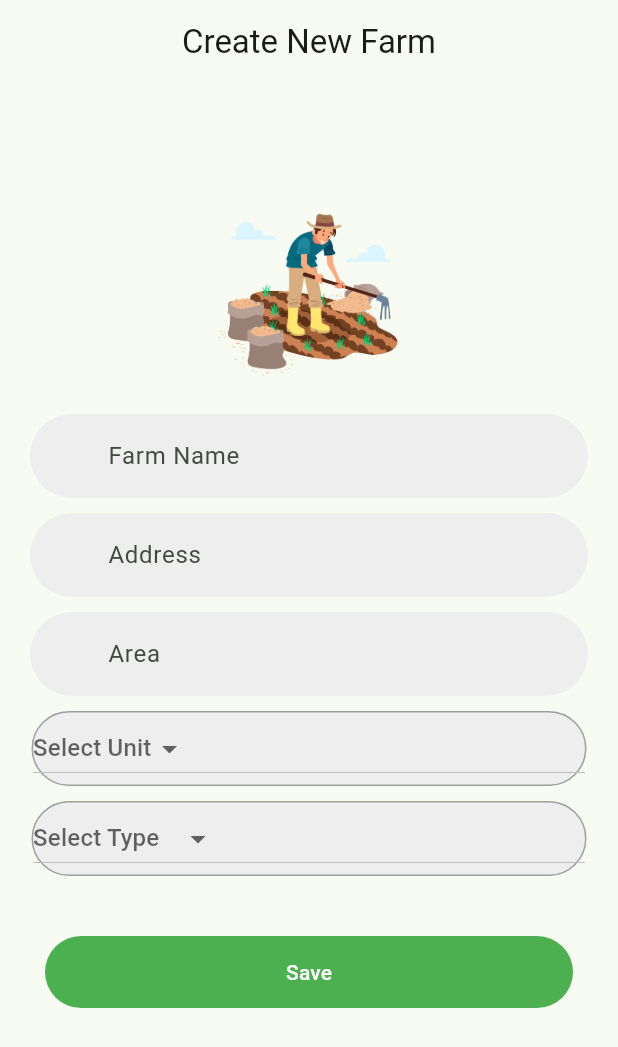
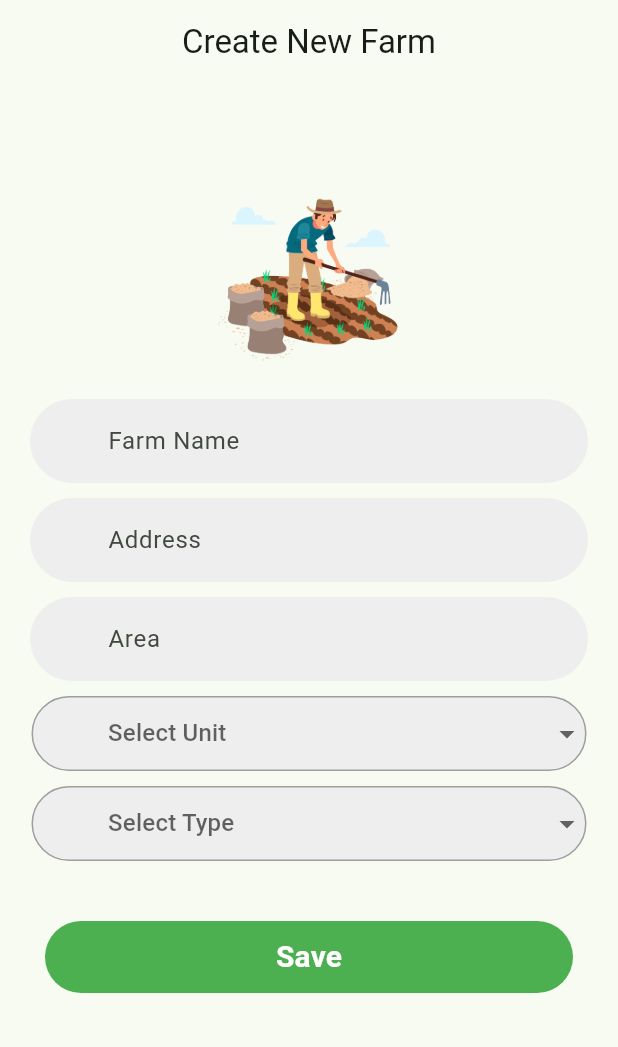
Before and after one commit to ShriHerwade/sheti_next, a Flutter app: the screen it shows after launch, on a phone screen of 412 x 824 dp. Shown: the top 1047 px of the screen. Run offline on Flutter 3.47's test engine with Material 2 defaults, Android fonts, the phone set to English and light mode, and no system bars; our stand-ins replace google_nav_bar, introduction_screen, shared_preferences, sqflite, toast; accounts and stored records are empty.

Commit message:
all the requirement fullfilled

```diff
--- a/lib/main.dart
+++ b/lib/main.dart
@@ -1,7 +1,6 @@
 import 'package:flutter/material.dart';
 import 'package:sheti_next/zebra/screen/farming/CreateFarmScreen.dart';
-import 'package:sheti_next/zebra/screen/farming/HomeScreen.dart';
-import 'package:sheti_next/zebra/screen/user/LoginScreen.dart';
+
 
 void main() {
   runApp(const MyApp());
@@ -21,7 +20,8 @@ class MyApp extends StatelessWidget {
           primarySwatch: Colors.lightGreen,
           useMaterial3: true,
         ),
-        home: CreateFarms()
+        home: CreateFarms()//DropdownSample()//
+
     );
   }
 }
--- a/lib/zebra/screen/farming/CreateFarmScreen.dart
+++ b/lib/zebra/screen/farming/CreateFarmScreen.dart
@@ -1,62 +1,33 @@
 import 'package:flutter/material.dart';
-import 'package:sheti_next/zebra/common/widgets/NxDropDownFormField.dart';
+//import 'package:sheti_next/zebra/common/widgets/NxDropDownFormField.dart';
 import 'package:sheti_next/zebra/common/widgets/NxTextFormField.dart';
 import 'package:sheti_next/zebra/dao/DbHelper.dart';
 
 class CreateFarms extends StatefulWidget {
-  const CreateFarms({super.key});
+  const CreateFarms({Key? key}) : super(key: key);
 
   @override
   State<CreateFarms> createState() => _CreateFarmsState();
 }
 
 class _CreateFarmsState extends State<CreateFarms> {
-  final _formKey = new GlobalKey<FormState>();
+  final _formKey = GlobalKey<FormState>();
   final _confarmName = TextEditingController();
   final _confarmAddress = TextEditingController();
   final _confarmArea = TextEditingController();
   final _farmType = ["Owned", "Leased", "Joint Venture"];
   final _unit = ["Acre", "Hectare"];
 
-  //final _comArea = selectedText;
-  //final _comType =
   String? selectedUnit;
   String? selectedType;
   DbHelper? dbHelper;
 
   @override
   void initState() {
-    // TODO: implement initState
     super.initState();
     dbHelper = DbHelper();
   }
 
-  /*saveFarm() async {
-
-    String farm_Name = _confarmName.text;
-    String farm_Address = _confarmAddress.text;
-    String farm_Area = _confarmArea.text;
-    String farm_Unit = _conpin.text;
-    String farm_Type = _conpin.text;
-
-    //DateTime createdDate= _createdDate;
-    //DateTime updatedDate = _updatedDate;
-
-    if (_formKey.currentState!.validate()) {
-      _formKey.currentState?.save();
-
-      UserModel uModel = UserModel(user_id, user_name, email, mobileNo, pin); //,createdDate,updatedDate);
-      await dbHelper.saveData(uModel).then((userData) {
-        alertDialog(context, "Successfully Saved");
-        Navigator.push(
-            context, MaterialPageRoute(builder: (_) => LoginScreen()));
-      }).catchError((error) {
-        print(error);
-        alertDialog(context, "Error: Data Save Failed");
-      });
-    }
-  }
-*/
   @override
   Widget build(BuildContext context) {
     return Scaffold(
@@ -77,13 +48,6 @@ class _CreateFarmsState extends State<CreateFarms> {
                     child: Column(
                       children: [
                         const SizedBox(height: 50),
-                        /* Text("Create your account",
-                          style:TextStyle(
-                              fontWeight: FontWeight.bold,
-                              color: Colors.black12,
-                              fontSize: 40.0),
-                        ),*/
-                        const SizedBox(height: 10),
                         Image.asset(
                           "assets/images/W1.png",
                           height: 150,
@@ -110,21 +74,21 @@ class _CreateFarmsState extends State<CreateFarms> {
                     hintName: "Area",
                     inputType: TextInputType.number,
                   ),
-                  //const SizedBox(height: 10),
                   SizedBox(height: 10.0),
                   Container(
                     width: 370,
                     decoration: BoxDecoration(
                       borderRadius: BorderRadius.all(Radius.circular(30.0)),
-                      // Set border radius
                       border: Border.all(color: Colors.grey),
-                      color: Colors.grey[200], // Set the desired width
-
-                      // Set border color
+                      color: Colors.grey[200],
                     ),
+                    child: DropdownButtonHideUnderline(
                       child: DropdownButton<String>(
                         value: selectedUnit,
-                      hint: Text('Select Unit'),
+                        hint: Padding(
+                          padding: const EdgeInsets.symmetric(horizontal: 50.0),
+                          child: Text('Select Unit'),
+                        ),
                         onChanged: (String? unitValue) {
                           setState(() {
                             selectedUnit = unitValue;
@@ -133,42 +97,51 @@ class _CreateFarmsState extends State<CreateFarms> {
                             }
                           });
                         },
-                      items: <String>['Acer', 'Hectare'].map((String unit) {
+                        items: _unit.map((String unit) {
                           return DropdownMenuItem<String>(
                             value: unit,
+                            child: Padding(
+                              padding: const EdgeInsets.symmetric(horizontal: 50.0),
                               child: Text(unit),
+                            ),
                           );
                         }).toList(),
                       ),
                     ),
+                  ),
                   SizedBox(height: 10.0),
                   Container(
-                    width: 370, // Set the desired width
+                    width: 370,
                     decoration: BoxDecoration(
                       borderRadius: BorderRadius.all(Radius.circular(30.0)),
-                      // Set border radius
                       border: Border.all(color: Colors.grey),
-                      // Set border color
-                      color: Colors.grey[200], // Set the desired width
+                      color: Colors.grey[200],
                     ),
+                    child: DropdownButtonHideUnderline(
                       child: DropdownButton<String>(
                         value: selectedType,
-                      hint: Text('Select Type'),
+                        hint: Padding(
+                          padding: const EdgeInsets.symmetric(horizontal: 50.0),
+                          child: Text('Select Type'),
+                        ),
                         onChanged: (String? typeValue) {
                           setState(() {
-                          selectedUnit = typeValue;
+                            selectedType = typeValue;
                             if (typeValue != null) {
                               print('Selected Type: $typeValue');
                             }
                           });
                         },
-                      items: <String>['Owned', 'Leased', 'Joint Venture']
-                          .map((String type) {
+                        items: _farmType.map((String type) {
                           return DropdownMenuItem<String>(
                             value: type,
+                            child: Padding(
+                              padding: const EdgeInsets.symmetric(horizontal: 50.0),
                               child: Text(type),
+                            ),
                           );
                         }).toList(),
+                      ),
                     ),
                   ),
                   SizedBox(height: 10.0),
@@ -176,10 +149,10 @@ class _CreateFarmsState extends State<CreateFarms> {
                     margin: EdgeInsets.all(30.0),
                     width: double.infinity,
                     child: TextButton(
-                      onPressed: () {}, //saveFarm,
+                      onPressed: () {},
                       child: Text(
                         "Save",
-                        style: TextStyle(color: Colors.white),
+                        style: TextStyle(color: Colors.white,fontWeight: FontWeight.bold,fontSize: 20),
                       ),
                     ),
                     decoration: BoxDecoration(
```
Also changed, not shown: lib/zebra/screen/farming/Dropdownsample.dart (added). Lines whose indentation alone changed are shown as unchanged.
